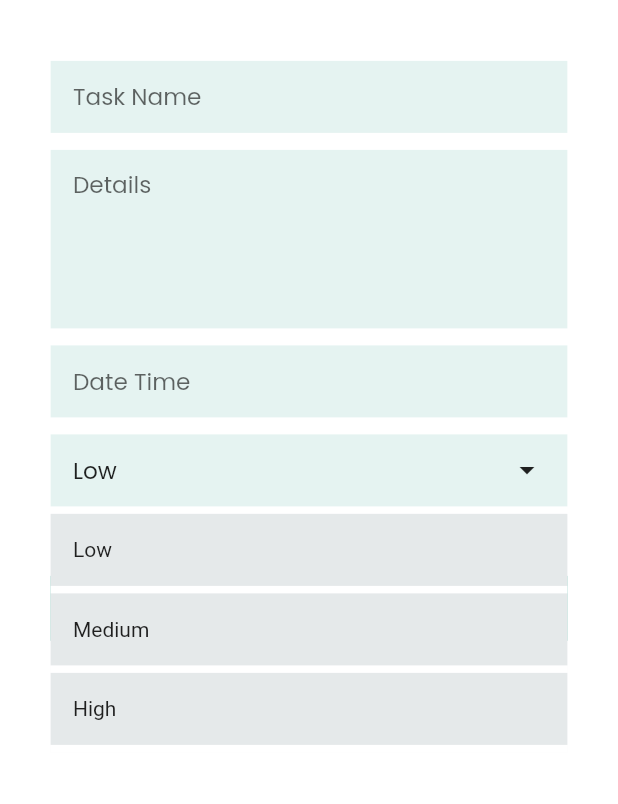
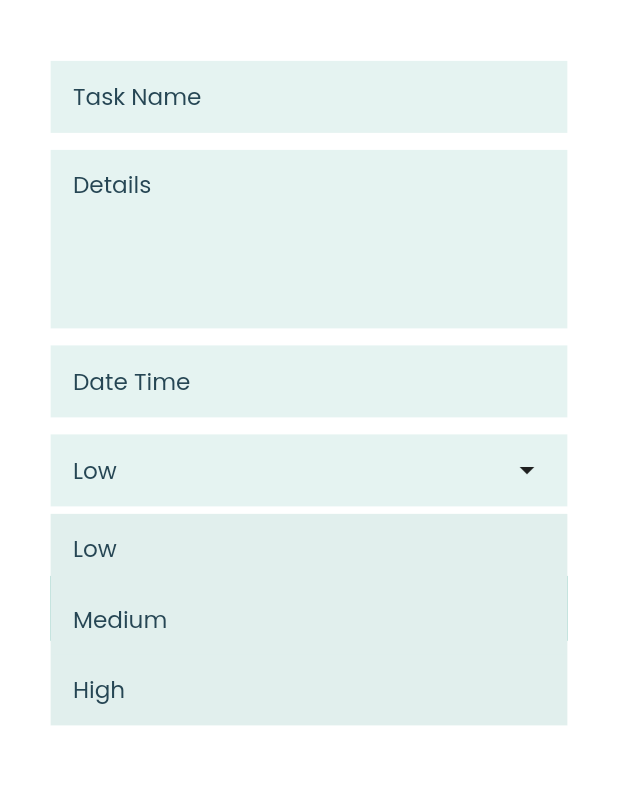
Before and after one commit to momshaddinury/listify, a Flutter app: the CreateTaskScreen screen opened directly, after a tap on "Low", on a phone screen of 412 x 824 dp, the part 54-858 px from its top. Run offline on Flutter 3.47's test engine with Material 2 defaults, Android fonts, the phone set to English and light mode, and no system bars; our stand-ins replace cloud_firestore, firebase_auth, firebase_core, flutter_datetime_picker, flutter_riverpod, google_fonts and 1 more; missing offline and left inert: expand_tap_area; accounts and stored records are empty.

Commit message:
Dropdown field code updated

```diff
--- a/lib/views/screens/create_task_screen.dart
+++ b/lib/views/screens/create_task_screen.dart
@@ -34,7 +34,7 @@ class _CreateTaskScreenState extends ConsumerState<CreateTaskScreen> {
               mainAxisAlignment: MainAxisAlignment.spaceBetween,
               children: [
                 ExpandTapWidget(
-                  onTap: () => Navigation.pop(context) ,
+                  onTap: () => Navigation.pop(context),
                   tapPadding: EdgeInsets.all(20.0),
                   child: Image.asset(
                     KAssets.backButton,
@@ -87,7 +87,7 @@ class _CreateTaskScreenState extends ConsumerState<CreateTaskScreen> {
                               dateTimeController.text,
                               priorityController.text,
                             );
-                        Navigation.pop(context) ;
+                        Navigation.pop(context);
                       } else {
                         snackBar(context, title: 'Please enter a task name', backgroundColor: KColors.charcoal);
                       }
--- a/lib/views/widgets/k_dropdown_field.dart
+++ b/lib/views/widgets/k_dropdown_field.dart
@@ -36,7 +36,7 @@ class _KDropdownFieldState extends State<KDropdownField> {
   @override
   void initState() {
     super.initState();
-    if (widget.controller.text == null) widget.controller.text = 'Select an option';
+    if (widget.controller.text == null || widget.controller.text == "") widget.controller.text = 'Select an option';
   }
 
   void findWidget() {
@@ -62,9 +62,7 @@ class _KDropdownFieldState extends State<KDropdownField> {
     return Container(
       key: _key,
       color: KColors.accent,
-      padding: EdgeInsets.fromLTRB(0, 12, 0, 12),
-      child: Padding(
-        padding: EdgeInsets.symmetric(horizontal: KSize.getWidth(26)),
+      padding: EdgeInsets.symmetric(horizontal: KSize.getWidth(26), vertical: 12),
       child: InkWell(
         onTap: () {
           if (isDropDownOpen) {
@@ -78,25 +76,25 @@ class _KDropdownFieldState extends State<KDropdownField> {
           children: [
             Text(
               widget.controller.text,
-                style: KTextStyle.bodyText1(),
+              style: KTextStyle.bodyText1().copyWith(color: KColors.charcoal),
             ),
             Icon(Icons.arrow_drop_down),
           ],
-          ),
         ),
       ),
     );
   }
 
   Widget _dropDownMenuBuilder(List<String> item) {
-    return Container(
-      color: KColors.white,
-      height: item.length * (dropDownFieldSize.height + spaceBetweenOptions),
-      child: Column(
+    return Column(
       mainAxisSize: MainAxisSize.min,
-        children: List.generate(
-          item.length,
-          (index) => InkWell(
+      children: [
+        ListView.builder(
+            shrinkWrap: true,
+            padding: EdgeInsets.zero,
+            itemCount: item.length,
+            itemBuilder: (context, index) {
+              return InkWell(
                 onTap: () {
                   setState(() {
                     widget.controller.text = item[index];
@@ -105,20 +103,22 @@ class _KDropdownFieldState extends State<KDropdownField> {
                 },
                 child: Container(
                   width: dropDownFieldSize.width,
-              height: dropDownFieldSize.height,
-              padding: EdgeInsets.symmetric(horizontal: KSize.getWidth(26)),
-              margin: EdgeInsets.only(bottom: 5),
-              color: KColors.lightCharcoal,
+                  padding: EdgeInsets.symmetric(horizontal: KSize.getWidth(26), vertical: 12),
+                  decoration: BoxDecoration(color: KColors.accent),
                   child: Row(
                     mainAxisSize: MainAxisSize.max,
                     children: [
-                  Text(item[index]),
+                      Flexible(
+                          child: Text(
+                        item[index],
+                        style: KTextStyle.bodyText1().copyWith(color: KColors.charcoal),
+                      )),
                     ],
                   ),
                 ),
-          ),
-        ),
-      ),
+              );
+            }),
+      ],
     );
   }
 
--- a/lib/views/widgets/k_textfield.dart
+++ b/lib/views/widgets/k_textfield.dart
@@ -63,7 +63,7 @@ class _KTextFieldState extends State<KTextField> {
                 controller: widget.controller,
                 decoration: InputDecoration(
                     hintText: widget.hintText,
-                    hintStyle: KTextStyle.bodyText1(),
+                    hintStyle: KTextStyle.bodyText1().copyWith(color: KColors.charcoal),
                     border: InputBorder.none,
                     suffixIcon: widget.isPasswordField
                         ? GestureDetector(
```
Also changed, not shown: 13 other files. Lines whose indentation alone changed are shown as unchanged.
